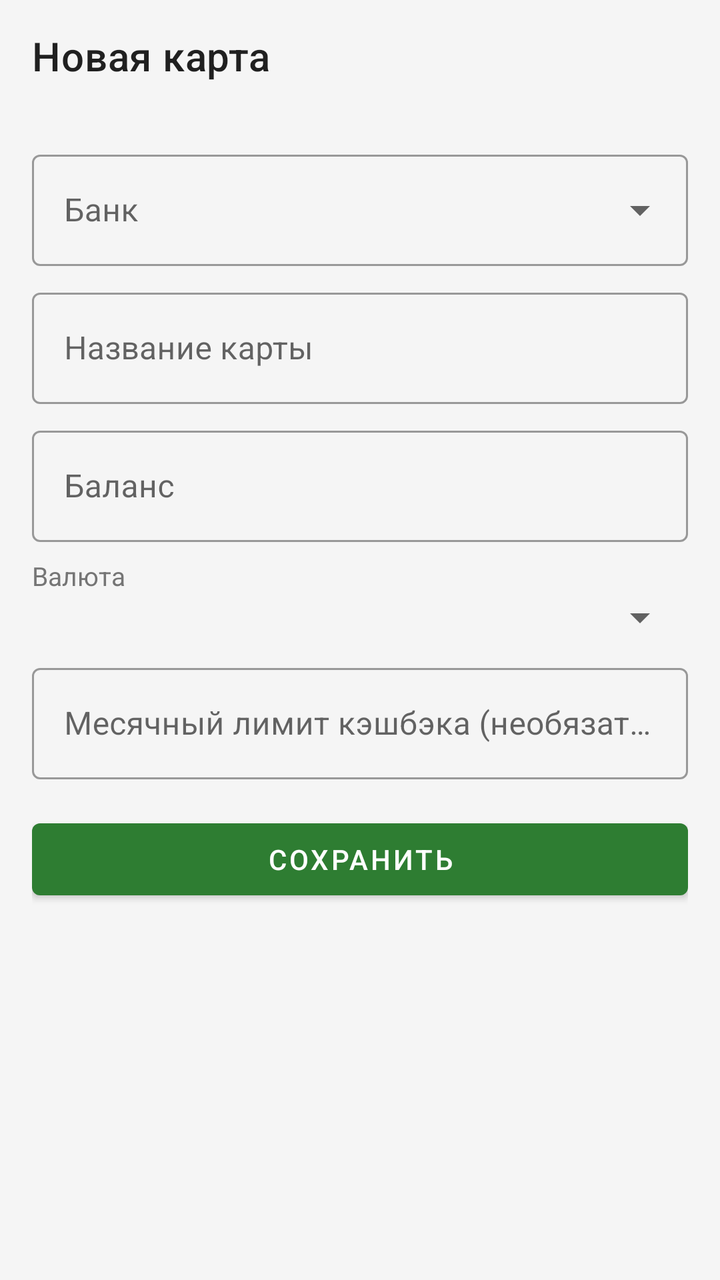
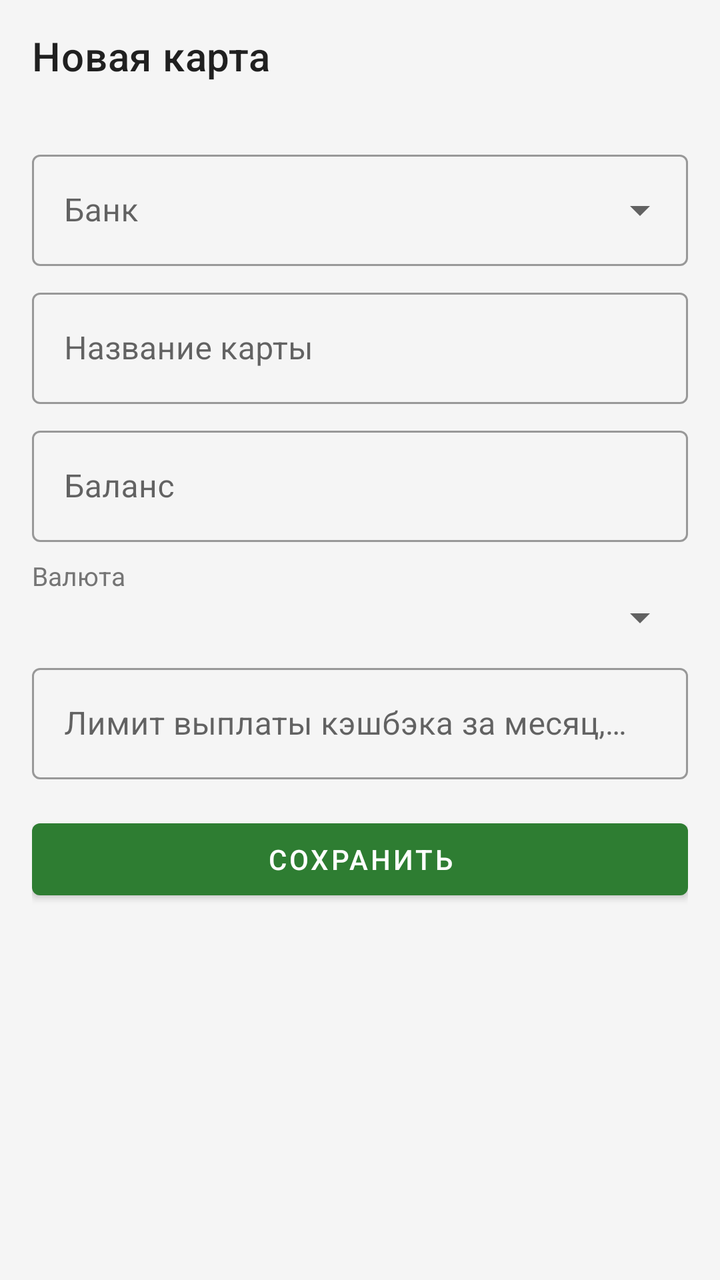

The first picture is an Android layout as it rendered before a commit; the second is the same layout after the commit. The layout source and the unified diff follow.
<!-- AndroidManifest.xml: application theme Theme.CashGuide -->
<!-- res/layout/fragment_card_detail.xml -->
<?xml version="1.0" encoding="utf-8"?>
<LinearLayout xmlns:android="http://schemas.android.com/apk/res/android"
    xmlns:app="http://schemas.android.com/apk/res-auto"
    xmlns:tools="http://schemas.android.com/tools"
    android:layout_width="match_parent"
    android:layout_height="match_parent"
    android:orientation="vertical">

    <com.google.android.material.appbar.MaterialToolbar
        android:id="@+id/toolbar"
        android:layout_width="match_parent"
        android:layout_height="?attr/actionBarSize"
        app:title="@string/card_new_title" />

    <ScrollView
        android:layout_width="match_parent"
        android:layout_height="match_parent">

        <LinearLayout
            android:layout_width="match_parent"
            android:layout_height="wrap_content"
            android:orientation="vertical"
            android:padding="16dp">

            <com.google.android.material.textfield.TextInputLayout
                style="@style/Widget.MaterialComponents.TextInputLayout.OutlinedBox.ExposedDropdownMenu"
                android:layout_width="match_parent"
                android:layout_height="wrap_content"
                android:hint="@string/card_bank"
                android:layout_marginBottom="8dp">

                <AutoCompleteTextView
                    android:id="@+id/etBank"
                    android:layout_width="match_parent"
                    android:layout_height="wrap_content"
                    android:completionThreshold="1"
                    android:inputType="text"
                    android:maxLines="1" />
            </com.google.android.material.textfield.TextInputLayout>

            <com.google.android.material.textfield.TextInputLayout
                style="@style/Widget.MaterialComponents.TextInputLayout.OutlinedBox"
                android:layout_width="match_parent"
                android:layout_height="wrap_content"
                android:hint="@string/card_name"
                android:layout_marginBottom="8dp">

                <com.google.android.material.textfield.TextInputEditText
                    android:id="@+id/etName"
                    android:layout_width="match_parent"
                    android:layout_height="wrap_content"
                    android:inputType="text"
                    android:maxLines="1" />
            </com.google.android.material.textfield.TextInputLayout>

            <com.google.android.material.textfield.TextInputLayout
                style="@style/Widget.MaterialComponents.TextInputLayout.OutlinedBox"
                android:layout_width="match_parent"
                android:layout_height="wrap_content"
                android:hint="@string/card_balance"
                android:layout_marginBottom="8dp">

                <com.google.android.material.textfield.TextInputEditText
                    android:id="@+id/etBalance"
                    android:layout_width="match_parent"
                    android:layout_height="wrap_content"
                    android:inputType="numberDecimal"
                    android:maxLines="1" />
            </com.google.android.material.textfield.TextInputLayout>

            <TextView
                android:layout_width="wrap_content"
                android:layout_height="wrap_content"
                android:text="@string/card_currency"
                android:textColor="@color/muted"
                android:textSize="13sp" />

            <Spinner
                android:id="@+id/spCurrency"
                android:layout_width="match_parent"
                android:layout_height="wrap_content"
                android:layout_marginBottom="8dp" />

            <com.google.android.material.textfield.TextInputLayout
                style="@style/Widget.MaterialComponents.TextInputLayout.OutlinedBox"
                android:layout_width="match_parent"
                android:layout_height="wrap_content"
                android:hint="@string/card_limit"
                app:placeholderText="@string/card_limit_hint"
                android:layout_marginBottom="16dp">

                <com.google.android.material.textfield.TextInputEditText
                    android:id="@+id/etLimit"
                    android:layout_width="match_parent"
                    android:layout_height="wrap_content"
                    android:inputType="numberDecimal"
                    android:maxLines="1" />
            </com.google.android.material.textfield.TextInputLayout>

            <com.google.android.material.button.MaterialButton
                android:id="@+id/btnSave"
                android:layout_width="match_parent"
                android:layout_height="wrap_content"
                android:text="@string/save"
                app:backgroundTint="@color/colorPrimary" />

            <com.google.android.material.button.MaterialButton
                android:id="@+id/btnDelete"
                style="@style/Widget.MaterialComponents.Button.OutlinedButton"
                android:layout_width="match_parent"
                android:layout_height="wrap_content"
                android:layout_marginTop="8dp"
                android:text="@string/delete_card_btn"
                android:textColor="@color/expense"
                app:strokeColor="@color/expense"
                android:visibility="gone" />
        </LinearLayout>
    </ScrollView>
</LinearLayout>
<!-- resources referenced by this layout -->
<resources>
  <color name="colorPrimary">#2E7D32</color>
  <color name="expense">#C62828</color>
  <color name="muted">#757575</color>
  <string name="card_balance">Баланс</string>
  <string name="card_bank">Банк</string>
  <string name="card_currency">Валюта</string>
  <string name="card_limit">Месячный лимит кэшбэка (необязательно)</string>
  <string name="card_limit_hint">Например: 3000</string>
  <string name="card_name">Название карты</string>
  <string name="card_new_title">Новая карта</string>
  <string name="delete_card_btn">Удалить карту</string>
  <string name="save">Сохранить</string>
  <style name="Theme.CashGuide" parent="Theme.MaterialComponents.DayNight.NoActionBar">
          <item name="colorPrimary">@color/colorPrimary</item>
          <item name="colorPrimaryVariant">@color/colorPrimaryDark</item>
          <item name="colorOnPrimary">@color/white</item>
          <item name="colorSecondary">@color/colorAccent</item>
          <item name="colorSecondaryVariant">@color/colorAccent</item>
          <item name="colorOnSecondary">@color/black</item>
          <item name="android:colorBackground">@color/colorBackground</item>
          <item name="colorSurface">@color/colorSurface</item>
          <item name="android:statusBarColor">@color/colorSurface</item>
          <item name="android:windowLightStatusBar">true</item>
      </style>
  <color name="colorPrimaryDark">#1B5E20</color>
  <color name="white">#FFFFFFFF</color>
  <color name="colorAccent">#FF9800</color>
  <color name="black">#FF000000</color>
  <color name="colorBackground">#F5F5F5</color>
  <color name="colorSurface">#FFFFFFFF</color>
</resources>

<!-- the commit's change to res/layout/fragment_card_detail.xml (unified diff, before → after) -->
@@ -4,6 +4,7 @@
     xmlns:tools="http://schemas.android.com/tools"
     android:layout_width="match_parent"
     android:layout_height="match_parent"
+    android:fitsSystemWindows="true"
     android:orientation="vertical">
 
     <com.google.android.material.appbar.MaterialToolbar
<!-- resource entries referenced after the edit -->
@@ -6,7 +6,7 @@
   <string name="card_balance">Баланс</string>
   <string name="card_bank">Банк</string>
   <string name="card_currency">Валюта</string>
-  <string name="card_limit">Месячный лимит кэшбэка (необязательно)</string>
+  <string name="card_limit">Лимит выплаты кэшбэка за месяц, ₽ (необязательно)</string>
   <string name="card_limit_hint">Например: 3000</string>
   <string name="card_name">Название карты</string>
   <string name="card_new_title">Новая карта</string>
